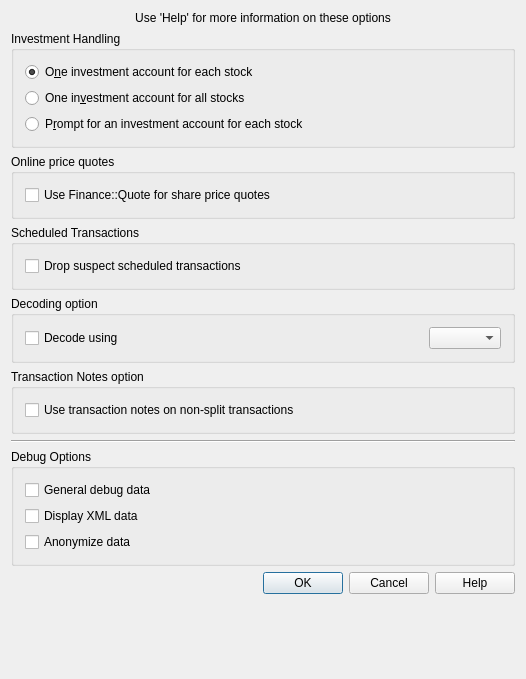
Above: kmymoney/plugins/gnc/import/kgncimportoptionsdlg.ui from KDE/kmymoney before the change. Below: the same form after it.
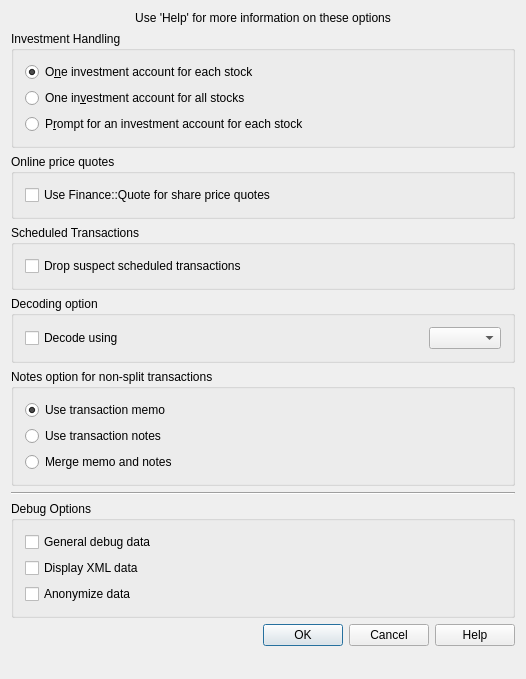
That is the form after the change. Custom widgets are drawn as their Qt base class.

Commit message: Add an option to merge notes with memo when importing GnuCash file

The edit to the form file:
```diff
--- a/kmymoney/plugins/gnc/import/kgncimportoptionsdlg.ui
+++ b/kmymoney/plugins/gnc/import/kgncimportoptionsdlg.ui
@@ -173,16 +173,39 @@
    <item>
     <widget class="QGroupBox" name="buttonGroupBox18">
      <property name="title">
-      <string>Transaction Notes option</string>
+      <string>Notes option for non-split transactions</string>
      </property>
      <layout class="QVBoxLayout" name="verticalLayout">
       <item>
-       <widget class="QCheckBox" name="checkTxNotes">
+       <widget class="QRadioButton" name="radioTxNotes1">
         <property name="text">
-         <string>Use transaction notes on non-split transactions</string>
+         <string>Use transaction memo</string>
         </property>
+        <property name="checked">
+         <bool>true</bool>
+        </property>
         <attribute name="buttonGroup">
-         <string notr="true">buttonGroup18</string>
+         <string notr="true">buttonTxNotesGroup</string>
+        </attribute>
+       </widget>
+      </item>
+      <item>
+       <widget class="QRadioButton" name="radioTxNotes2">
+        <property name="text">
+         <string>Use transaction notes</string>
+        </property>
+        <attribute name="buttonGroup">
+         <string notr="true">buttonTxNotesGroup</string>
+        </attribute>
+       </widget>
+      </item>
+      <item>
+       <widget class="QRadioButton" name="radioTxNotes3">
+        <property name="text">
+         <string>Merge memo and notes</string>
+        </property>
+        <attribute name="buttonGroup">
+         <string notr="true">buttonTxNotesGroup</string>
         </attribute>
        </widget>
       </item>
```
Left out of the diff: 7 changed lines with no effect on the pictures. The commit also changes 4 other files.
